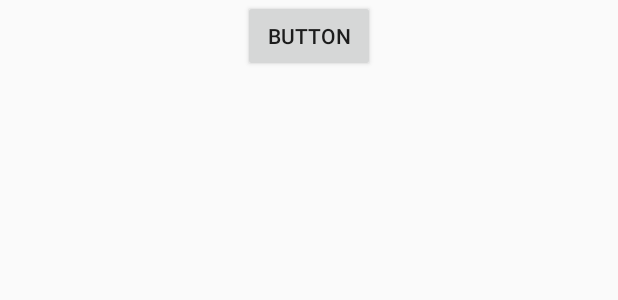
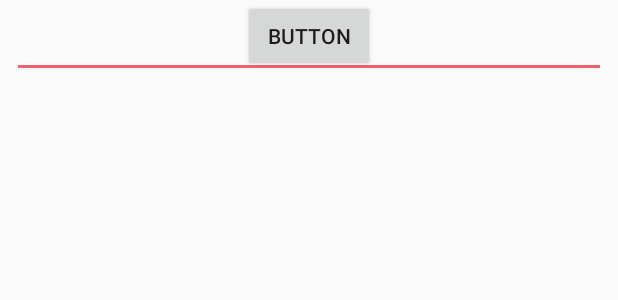
Before and after one commit to ericsu921/mobile-credera-all, an Android app: the layout content_post_entry1.xml on its own in the app's theme, with its tools: preview values and no code run, on a phone screen of 412 x 824 dp. Shown: the top 300 px of the screen. Run offline under Robolectric (Android 15) with nearby library versions, the phone set to English and light mode, and no system bars.

Commit message:
Added multiline text.

```diff
--- a/app/src/main/res/layout/content_post_entry1.xml
+++ b/app/src/main/res/layout/content_post_entry1.xml
@@ -7,7 +7,9 @@
     android:layout_height="match_parent"
     app:layout_behavior="@string/appbar_scrolling_view_behavior"
     tools:context="com.credera.mobile.crederaall.PostEntryActivity"
-    tools:showIn="@layout/activity_post_entry1">
+    tools:showIn="@layout/activity_post_entry1"
+    tools:layout_editor_absoluteY="81dp"
+    tools:layout_editor_absoluteX="0dp">
 
 
     <Button
@@ -15,9 +17,26 @@
         android:layout_width="wrap_content"
         android:layout_height="wrap_content"
         android:text="Button"
-        tools:layout_editor_absoluteY="231dp"
+        tools:layout_editor_absoluteY="437dp"
         android:layout_marginRight="8dp"
         app:layout_constraintRight_toRightOf="parent"
         android:layout_marginLeft="8dp"
         app:layout_constraintLeft_toLeftOf="parent" />
+
+    <EditText
+        android:id="@+id/post_content"
+        android:layout_width="match_parent"
+        android:layout_height="wrap_content"
+        android:ems="10"
+        android:inputType="textMultiLine"
+        app:layout_constraintTop_toTopOf="parent"
+        android:layout_marginTop="8dp"
+        android:layout_marginBottom="8dp"
+        app:layout_constraintBottom_toTopOf="@+id/button"
+        android:layout_marginRight="8dp"
+        app:layout_constraintRight_toRightOf="parent"
+        android:layout_marginLeft="8dp"
+        app:layout_constraintLeft_toLeftOf="parent"
+        app:layout_constraintHorizontal_bias="0.503"
+        app:layout_constraintVertical_bias="0.021" />
 </android.support.constraint.ConstraintLayout>
```
